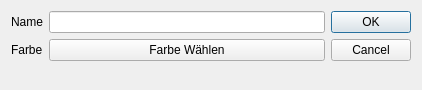
Before: the Qt Designer form neuerkurseingabe.ui in soekkle/Punkte, drawn with Qt 5.
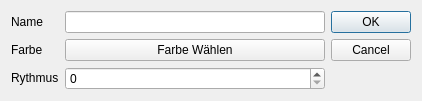
After: the same form once the commit is applied.

Diff of the .ui file:
```diff
--- a/neuerkurseingabe.ui
+++ b/neuerkurseingabe.ui
@@ -40,6 +40,20 @@
        </property>
       </widget>
      </item>
+     <item row="2" column="0">
+      <widget class="QLabel" name="label_3">
+       <property name="text">
+        <string>&lt;html&gt;&lt;head/&gt;&lt;body&gt;&lt;p&gt;Rythmus&lt;/p&gt;&lt;/body&gt;&lt;/html&gt;</string>
+       </property>
+      </widget>
+     </item>
+     <item row="2" column="1">
+      <widget class="QSpinBox" name="spinBox">
+       <property name="toolTip">
+        <string>&lt;html&gt;&lt;head/&gt;&lt;body&gt;&lt;p&gt;&lt;span style=&quot; font-weight:600;&quot;&gt;Rythmus des Übungsblattes&lt;/span&gt;&lt;/p&gt;&lt;p&gt;Gibt den Rythmus an, in welchen Wöchentlichen Abstand das Übungsblatt erscheint.&lt;/p&gt;&lt;p&gt;&lt;span style=&quot; font-weight:600;&quot;&gt;0: Unregelmäßig&lt;/span&gt;&lt;/p&gt;&lt;/body&gt;&lt;/html&gt;</string>
+       </property>
+      </widget>
+     </item>
     </layout>
    </item>
    <item>
```
